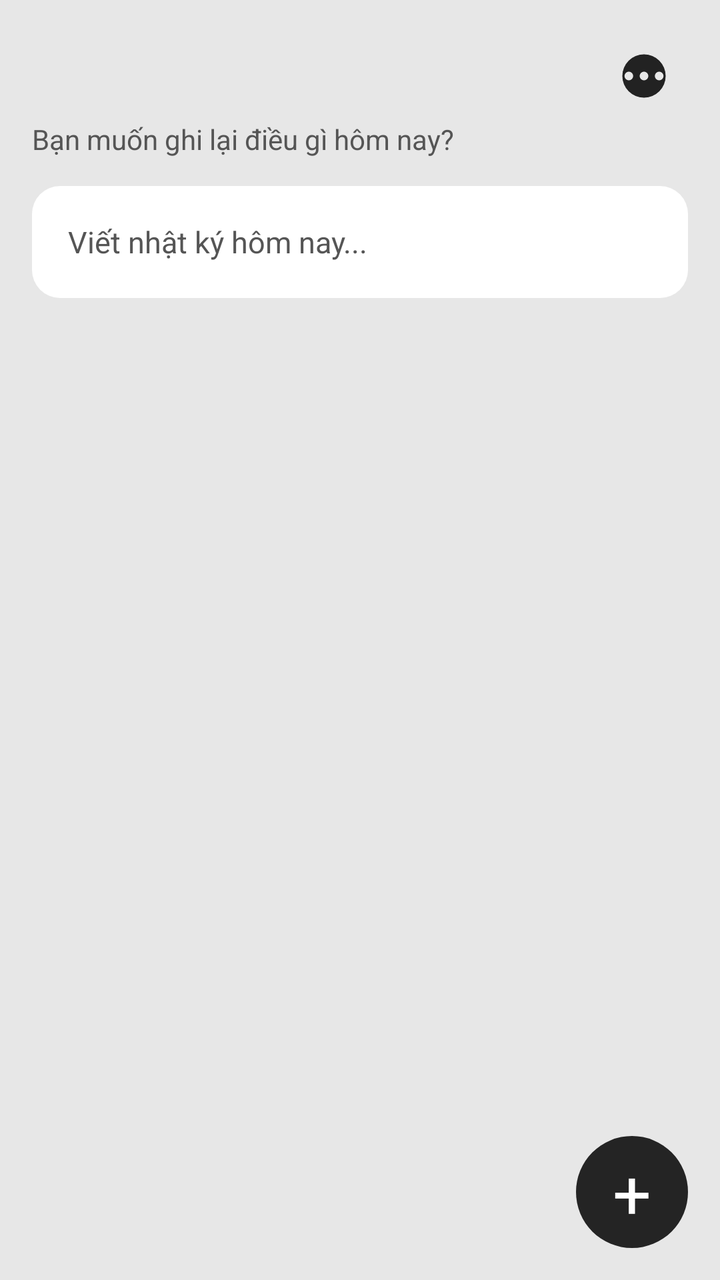
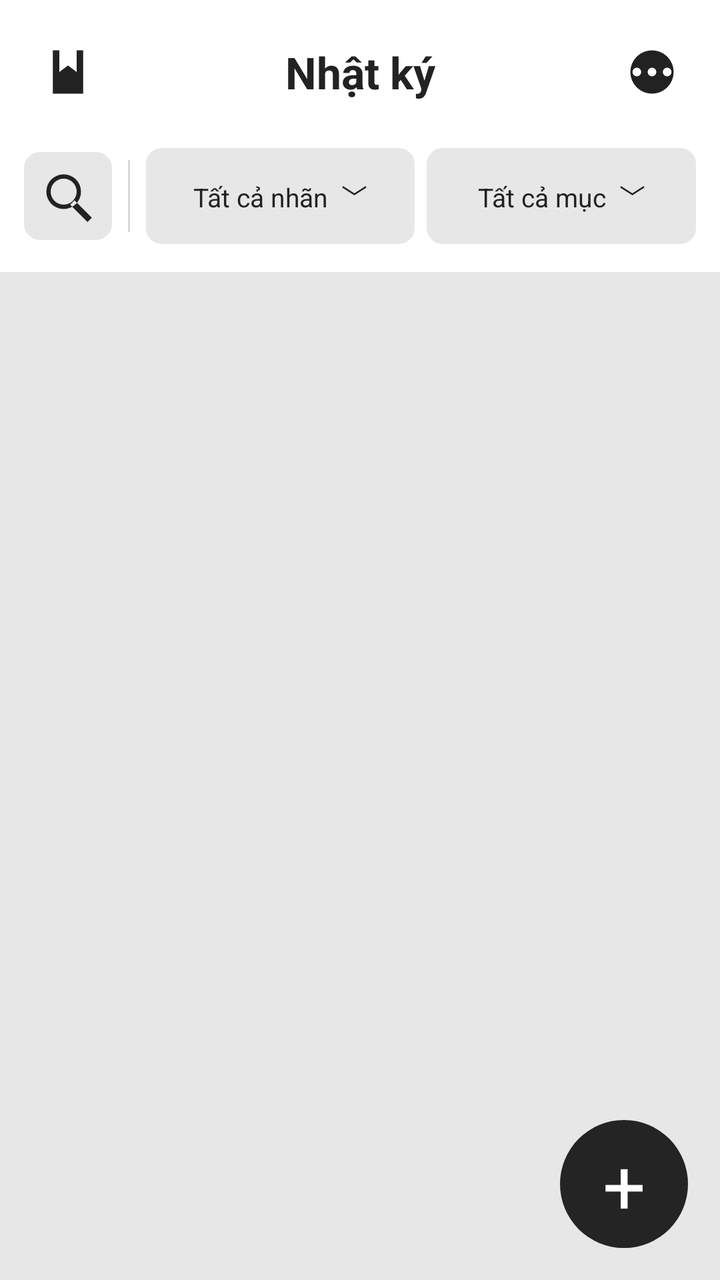

An Android layout rendered at two revisions. The XML below is the earlier revision; the diff shows what the commit changed to produce the second picture.
<!-- AndroidManifest.xml: application theme Theme.TaskManager -->
<!-- res/layout/screen_journal.xml -->
<?xml version="1.0" encoding="utf-8"?>
<FrameLayout xmlns:android="http://schemas.android.com/apk/res/android" xmlns:app="http://schemas.android.com/apk/res-auto" android:layout_width="match_parent" android:layout_height="match_parent" android:background="@color/workspace_canvas">
    <ScrollView android:layout_width="match_parent" android:layout_height="match_parent" android:fillViewport="true">
        <LinearLayout android:layout_width="match_parent" android:layout_height="wrap_content" android:orientation="vertical" android:padding="16dp" android:paddingBottom="96dp">
            <LinearLayout android:layout_width="match_parent" android:layout_height="wrap_content" android:gravity="center_vertical">
                <TextView android:id="@+id/journalToday" android:layout_width="0dp" android:layout_height="wrap_content" android:layout_weight="1" android:textSize="20sp" android:textStyle="bold" android:textColor="@color/workspace_text" />
                <ImageButton android:id="@+id/journalMore" style="@style/IconButton" app:srcCompat="@drawable/ic_more" android:contentDescription="Tìm kiếm và tùy chọn nhật ký" />
            </LinearLayout>
            <TextView android:layout_width="match_parent" android:layout_height="wrap_content" android:text="Bạn muốn ghi lại điều gì hôm nay?" android:textSize="14sp" android:textColor="@color/workspace_muted" />
            <TextView android:id="@+id/journalQuickWrite" android:layout_width="match_parent" android:layout_height="56dp" android:layout_marginTop="14dp" android:layout_marginBottom="12dp" android:background="@drawable/journal_card" android:foreground="?attr/selectableItemBackground" android:gravity="center_vertical" android:paddingStart="18dp" android:paddingEnd="18dp" android:text="Viết nhật ký hôm nay..." android:textSize="15sp" android:textColor="@color/workspace_muted" android:clickable="true" android:focusable="true" />
            <LinearLayout android:id="@+id/journalTools" android:layout_width="match_parent" android:layout_height="wrap_content" android:gravity="center_vertical" android:visibility="gone">
                <ImageButton android:id="@+id/journalBookmark" style="@style/IconButton" app:srcCompat="@drawable/ic_bookmark" android:contentDescription="Lọc bài đã đánh dấu" />
                <ImageButton android:id="@+id/journalSearchToggle" style="@style/IconButton" app:srcCompat="@drawable/ic_search" android:contentDescription="Tìm nhật ký" />
                <Button android:id="@+id/journalFilter" style="@style/FlatButton" android:layout_width="0dp" android:layout_height="wrap_content" android:layout_weight="1" android:textSize="13sp" />
                <Button android:id="@+id/journalItems" style="@style/FlatButton" android:layout_width="0dp" android:layout_height="wrap_content" android:layout_weight="1" android:layout_marginStart="6dp" android:textSize="13sp" />
            </LinearLayout>
            <EditText android:id="@+id/journalSearch" android:layout_width="match_parent" android:layout_height="48dp" android:visibility="gone" android:hint="@string/search_notes" android:inputType="text" android:singleLine="true" />
            <TextView android:id="@+id/journalSummary" android:layout_width="match_parent" android:layout_height="wrap_content" android:visibility="gone" android:textSize="13sp" android:textColor="@color/workspace_muted" />
            <LinearLayout android:id="@+id/journalEntries" android:layout_width="match_parent" android:layout_height="wrap_content" android:orientation="vertical" />
        </LinearLayout>
    </ScrollView>
    <TextView android:id="@+id/addNote" style="@style/AddButton" android:layout_width="56dp" android:layout_height="56dp" android:layout_margin="16dp" android:textSize="34sp" />
</FrameLayout>
<!-- resources referenced by this layout -->
<resources>
  <color name="workspace_canvas">#E7E7E7</color>
  <color name="workspace_muted">#555555</color>
  <color name="workspace_text">#222222</color>
  <!-- drawable ic_bookmark (drawable) -->
  <vector xmlns:android="http://schemas.android.com/apk/res/android" android:width="24dp" android:height="24dp" android:viewportWidth="24" android:viewportHeight="24"><path android:fillColor="@color/workspace_text" android:fillType="evenOdd" android:pathData="M5,2L19,2L19,22L5,22Z M8,2L8,12L12,9L16,12L16,2Z" /></vector>
  <!-- drawable ic_more (drawable) -->
  <vector xmlns:android="http://schemas.android.com/apk/res/android" android:width="24dp" android:height="24dp" android:viewportWidth="24" android:viewportHeight="24"><path android:fillColor="@color/workspace_text" android:fillType="evenOdd" android:pathData="M12,2A10,10 0,1 0,12,22A10,10 0,1 0,12,2Z M5,10A2,2 0,1 0,5,14A2,2 0,1 0,5,10Z M12,10A2,2 0,1 0,12,14A2,2 0,1 0,12,10Z M19,10A2,2 0,1 0,19,14A2,2 0,1 0,19,10Z" /></vector>
  <!-- drawable ic_search (drawable) -->
  <vector xmlns:android="http://schemas.android.com/apk/res/android" android:width="24dp" android:height="24dp" android:viewportWidth="24" android:viewportHeight="24"><path android:fillColor="@color/workspace_text" android:fillType="evenOdd" android:pathData="M10,2A8,8 0,1 0,10,18A8,8 0,1 0,10,2Z M10,4A6,6 0,1 1,10,16A6,6 0,1 1,10,4Z M15,14L23,22L21,24L13,16Z" /></vector>
  <!-- drawable journal_card (drawable) -->
  <shape xmlns:android="http://schemas.android.com/apk/res/android"><solid android:color="@color/workspace_surface"/><corners android:radius="14dp"/></shape>
  <string name="search_notes">Tìm ghi chú…</string>
  <style name="FlatButton" parent="Widget.AppCompat.Button">
    <item name="android:background">@drawable/control_gray</item><item name="android:backgroundTint">@null</item><item name="backgroundTint">@null</item>
    <item name="android:textColor">@color/workspace_text</item><item name="android:textAllCaps">false</item><item name="android:textSize">16sp</item>
    <item name="android:minHeight">48dp</item><item name="android:minWidth">0dp</item><item name="android:padding">8dp</item><item name="android:gravity">center</item>
    <item name="android:stateListAnimator">@null</item><item name="android:elevation">0dp</item>
   </style>
  <style name="IconButton"><item name="android:layout_width">44dp</item><item name="android:layout_height">44dp</item><item name="android:padding">9dp</item><item name="android:background">?attr/selectableItemBackgroundBorderless</item><item name="android:backgroundTint">@null</item><item name="android:scaleType">fitCenter</item><item name="android:tint">@color/workspace_text</item><item name="android:stateListAnimator">@null</item></style>
  <style name="Theme.TaskManager" parent="Theme.TaskManagerBase" />
  <color name="workspace_surface">#FFFFFF</color>
  <!-- drawable add_circle (drawable) -->
  <shape xmlns:android="http://schemas.android.com/apk/res/android" android:shape="oval"><solid android:color="#242424" /></shape>
  <string name="add">Thêm</string>
  <!-- drawable control_gray (drawable) -->
  <ripple xmlns:android="http://schemas.android.com/apk/res/android" android:color="#20808080"><item><shape><solid android:color="@color/workspace_control" /><corners android:radius="8dp" /></shape></item></ripple>
  <color name="workspace_control">#E7E7E7</color>
  <!-- unchanged entries left out for length: 2 -->
</resources>

<!-- the commit's change to res/layout/screen_journal.xml (unified diff, before → after) -->
@@ -1,23 +1,22 @@
 <?xml version="1.0" encoding="utf-8"?>
 <FrameLayout xmlns:android="http://schemas.android.com/apk/res/android" xmlns:app="http://schemas.android.com/apk/res-auto" android:layout_width="match_parent" android:layout_height="match_parent" android:background="@color/workspace_canvas">
-    <ScrollView android:layout_width="match_parent" android:layout_height="match_parent" android:fillViewport="true">
-        <LinearLayout android:layout_width="match_parent" android:layout_height="wrap_content" android:orientation="vertical" android:padding="16dp" android:paddingBottom="96dp">
-            <LinearLayout android:layout_width="match_parent" android:layout_height="wrap_content" android:gravity="center_vertical">
-                <TextView android:id="@+id/journalToday" android:layout_width="0dp" android:layout_height="wrap_content" android:layout_weight="1" android:textSize="20sp" android:textStyle="bold" android:textColor="@color/workspace_text" />
-                <ImageButton android:id="@+id/journalMore" style="@style/IconButton" app:srcCompat="@drawable/ic_more" android:contentDescription="Tìm kiếm và tùy chọn nhật ký" />
-            </LinearLayout>
-            <TextView android:layout_width="match_parent" android:layout_height="wrap_content" android:text="Bạn muốn ghi lại điều gì hôm nay?" android:textSize="14sp" android:textColor="@color/workspace_muted" />
-            <TextView android:id="@+id/journalQuickWrite" android:layout_width="match_parent" android:layout_height="56dp" android:layout_marginTop="14dp" android:layout_marginBottom="12dp" android:background="@drawable/journal_card" android:foreground="?attr/selectableItemBackground" android:gravity="center_vertical" android:paddingStart="18dp" android:paddingEnd="18dp" android:text="Viết nhật ký hôm nay..." android:textSize="15sp" android:textColor="@color/workspace_muted" android:clickable="true" android:focusable="true" />
-            <LinearLayout android:id="@+id/journalTools" android:layout_width="match_parent" android:layout_height="wrap_content" android:gravity="center_vertical" android:visibility="gone">
-                <ImageButton android:id="@+id/journalBookmark" style="@style/IconButton" app:srcCompat="@drawable/ic_bookmark" android:contentDescription="Lọc bài đã đánh dấu" />
-                <ImageButton android:id="@+id/journalSearchToggle" style="@style/IconButton" app:srcCompat="@drawable/ic_search" android:contentDescription="Tìm nhật ký" />
-                <Button android:id="@+id/journalFilter" style="@style/FlatButton" android:layout_width="0dp" android:layout_height="wrap_content" android:layout_weight="1" android:textSize="13sp" />
-                <Button android:id="@+id/journalItems" style="@style/FlatButton" android:layout_width="0dp" android:layout_height="wrap_content" android:layout_weight="1" android:layout_marginStart="6dp" android:textSize="13sp" />
-            </LinearLayout>
-            <EditText android:id="@+id/journalSearch" android:layout_width="match_parent" android:layout_height="48dp" android:visibility="gone" android:hint="@string/search_notes" android:inputType="text" android:singleLine="true" />
-            <TextView android:id="@+id/journalSummary" android:layout_width="match_parent" android:layout_height="wrap_content" android:visibility="gone" android:textSize="13sp" android:textColor="@color/workspace_muted" />
+    <LinearLayout android:layout_width="match_parent" android:layout_height="match_parent" android:orientation="vertical">
+        <LinearLayout android:layout_width="match_parent" android:layout_height="72dp" android:padding="12dp" android:background="@color/workspace_surface" android:gravity="center_vertical">
+            <ImageButton android:id="@+id/journalBookmark" style="@style/IconButton" app:srcCompat="@drawable/ic_bookmark" android:contentDescription="Lọc kết quả đã đánh dấu" />
+            <TextView android:id="@+id/journalToday" android:layout_width="0dp" android:layout_height="match_parent" android:layout_weight="1" android:text="Nhật ký" android:textSize="22sp" android:gravity="center" android:textStyle="bold" android:textColor="@color/workspace_text" />
+            <ImageButton android:id="@+id/journalMore" style="@style/IconButton" app:srcCompat="@drawable/ic_more" android:contentDescription="Chọn ngày và tùy chọn Nhật ký" />
+        </LinearLayout>
+        <LinearLayout android:id="@+id/journalTools" android:layout_width="match_parent" android:layout_height="64dp" android:background="@color/workspace_surface" android:paddingStart="12dp" android:paddingEnd="12dp" android:paddingBottom="12dp" android:gravity="center_vertical">
+            <ImageButton android:id="@+id/journalSearchToggle" style="@style/IconButton" android:background="@drawable/control_gray" app:srcCompat="@drawable/ic_search" android:contentDescription="Tìm công việc trong lịch sử" />
+            <View android:layout_width="1dp" android:layout_height="36dp" android:layout_marginStart="8dp" android:layout_marginEnd="8dp" android:background="@color/workspace_line" />
+            <Button android:id="@+id/journalFilter" style="@style/FlatButton" android:layout_width="0dp" android:layout_height="48dp" android:layout_weight="1" android:text="Tất cả nhãn  ﹀" android:textSize="13sp" />
+            <Button android:id="@+id/journalItems" style="@style/FlatButton" android:layout_width="0dp" android:layout_height="48dp" android:layout_weight="1" android:layout_marginStart="6dp" android:text="Tất cả mục  ﹀" android:textSize="13sp" />
+        </LinearLayout>
+        <EditText android:id="@+id/journalSearch" android:layout_width="match_parent" android:layout_height="48dp" android:background="@color/workspace_surface" android:padding="12dp" android:visibility="gone" android:hint="Tìm công việc hoặc thói quen" android:inputType="text" android:singleLine="true" />
+        <TextView android:id="@+id/journalSummary" android:layout_width="match_parent" android:layout_height="wrap_content" android:paddingStart="16dp" android:paddingTop="8dp" android:textSize="12sp" android:textColor="@color/workspace_muted" />
+        <ScrollView android:layout_width="match_parent" android:layout_height="0dp" android:layout_weight="1" android:fillViewport="true" android:clipToPadding="false" android:padding="8dp" android:paddingBottom="88dp">
             <LinearLayout android:id="@+id/journalEntries" android:layout_width="match_parent" android:layout_height="wrap_content" android:orientation="vertical" />
-        </LinearLayout>
-    </ScrollView>
-    <TextView android:id="@+id/addNote" style="@style/AddButton" android:layout_width="56dp" android:layout_height="56dp" android:layout_margin="16dp" android:textSize="34sp" />
+        </ScrollView>
+    </LinearLayout>
+    <TextView android:id="@+id/addNote" style="@style/AddButton" android:layout_width="64dp" android:layout_height="64dp" android:layout_margin="16dp" android:background="@drawable/add_circle" android:textSize="38sp" android:contentDescription="Thêm công việc ở Trang chủ" />
 </FrameLayout>
<!-- resource entries referenced after the edit -->
@@ -1,6 +1,7 @@
 <!-- resources referenced by this layout -->
 <resources>
   <color name="workspace_canvas">#E7E7E7</color>
+  <color name="workspace_line">#D8D8D8</color>
   <color name="workspace_muted">#555555</color>
   <color name="workspace_text">#222222</color>
   <!-- drawable ic_bookmark (drawable) -->
@@ -9,9 +10,6 @@
   <vector xmlns:android="http://schemas.android.com/apk/res/android" android:width="24dp" android:height="24dp" android:viewportWidth="24" android:viewportHeight="24"><path android:fillColor="@color/workspace_text" android:fillType="evenOdd" android:pathData="M12,2A10,10 0,1 0,12,22A10,10 0,1 0,12,2Z M5,10A2,2 0,1 0,5,14A2,2 0,1 0,5,10Z M12,10A2,2 0,1 0,12,14A2,2 0,1 0,12,10Z M19,10A2,2 0,1 0,19,14A2,2 0,1 0,19,10Z" /></vector>
   <!-- drawable ic_search (drawable) -->
   <vector xmlns:android="http://schemas.android.com/apk/res/android" android:width="24dp" android:height="24dp" android:viewportWidth="24" android:viewportHeight="24"><path android:fillColor="@color/workspace_text" android:fillType="evenOdd" android:pathData="M10,2A8,8 0,1 0,10,18A8,8 0,1 0,10,2Z M10,4A6,6 0,1 1,10,16A6,6 0,1 1,10,4Z M15,14L23,22L21,24L13,16Z" /></vector>
-  <!-- drawable journal_card (drawable) -->
-  <shape xmlns:android="http://schemas.android.com/apk/res/android"><solid android:color="@color/workspace_surface"/><corners android:radius="14dp"/></shape>
-  <string name="search_notes">Tìm ghi chú…</string>
   <style name="FlatButton" parent="Widget.AppCompat.Button">
     <item name="android:background">@drawable/control_gray</item><item name="android:backgroundTint">@null</item><item name="backgroundTint">@null</item>
     <item name="android:textColor">@color/workspace_text</item><item name="android:textAllCaps">false</item><item name="android:textSize">16sp</item>
